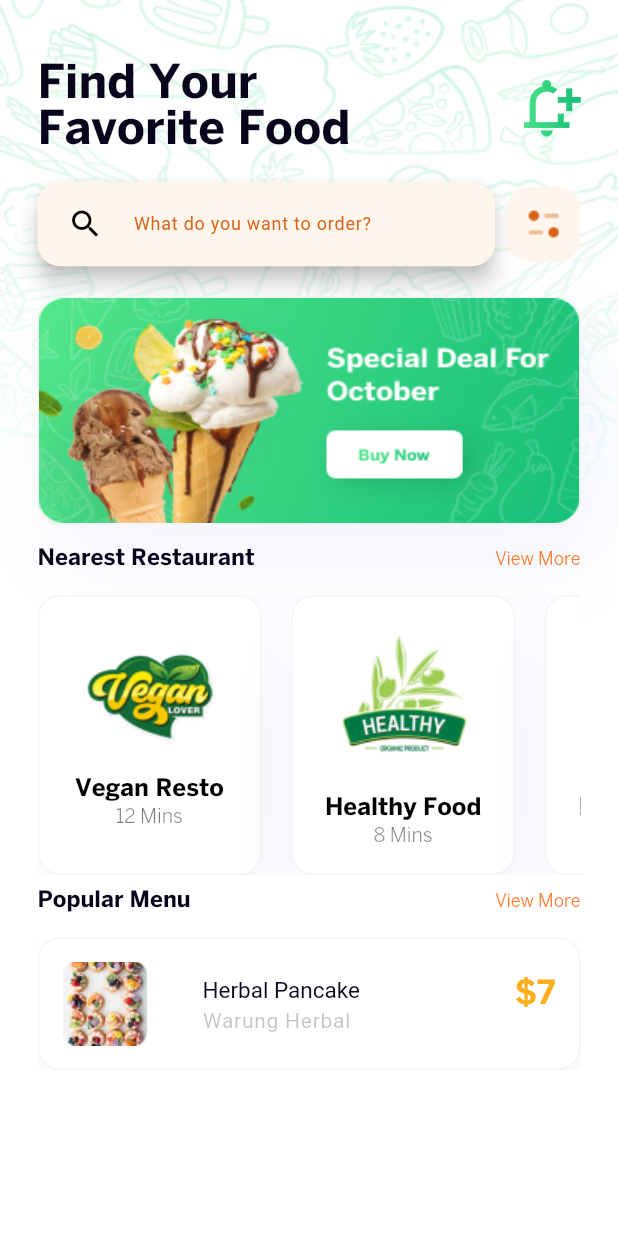
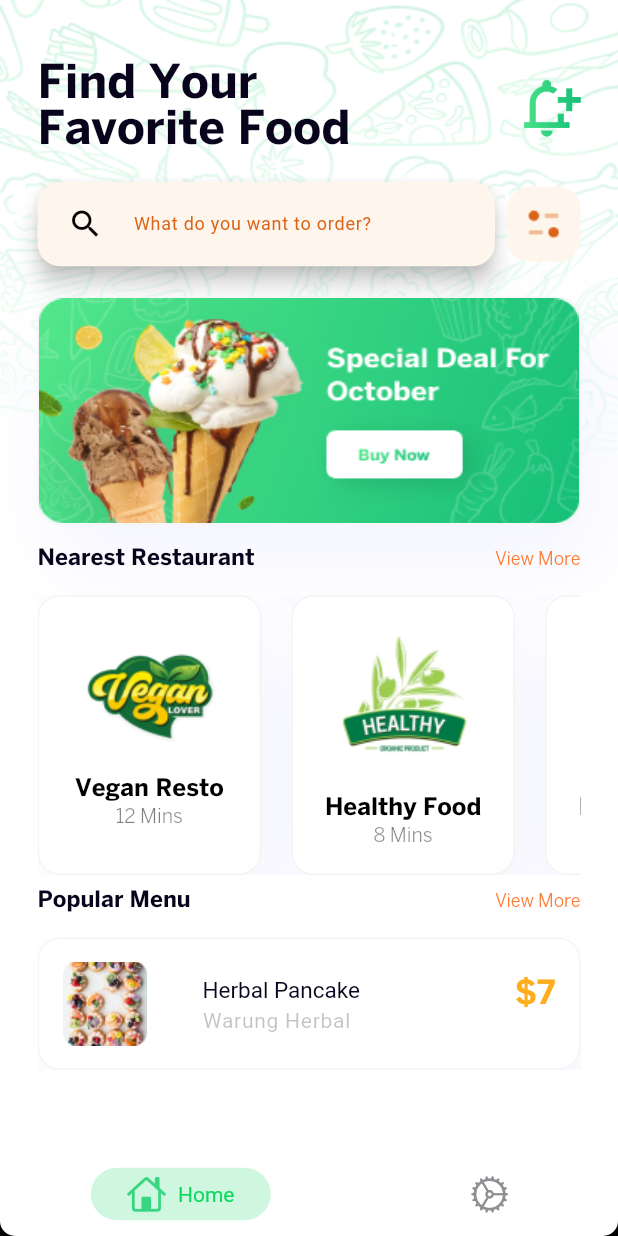
Before and after one commit to KingNarmar/food_delivery, a Flutter app: the screen it shows after launch, on a phone screen of 412 x 824 dp. Run offline on Flutter 3.47's test engine with Material 2 defaults, Android fonts, the phone set to English and light mode, and no system bars; drawn by our look-alikes of persistent_bottom_nav_bar; our stand-ins replace image_picker; Roboto replaces fonts that are missing (BentonSans Medium, BentonSans Regular).

Commit message:
Bottom Nav bar need to improve

```diff
--- a/lib/root/app_root.dart
+++ b/lib/root/app_root.dart
@@ -1,4 +1,5 @@
 import 'package:flutter/material.dart';
+import 'package:food_delivery/screens/bottom_nav_bar/bottom_nav_bar.dart';
 import 'package:food_delivery/screens/home_screen/home_screen.dart';
 import 'package:food_delivery/screens/login_screen/login_screen.dart';
 import 'package:food_delivery/screens/onBoarding1/on_boarding1.dart';
@@ -38,9 +39,10 @@ class MyApp extends StatelessWidget {
         "resetPassword": (context) => const ResetPasswordScreen(),
         "resetPasswordDone": (context) =>
             const RestPasswordSuccessNotification(),
-        "home": (context) => const HomeScreen()
+        "home": (context) => const HomeScreen(),
+        "bottomNavBar": (context) => BottomNavBarScreen()
       },
-      initialRoute: "home",
+      initialRoute: "bottomNavBar",
     );
   }
 }
--- /dev/null
+++ b/lib/screens/bottom_nav_bar/bottom_nav_bar.dart
@@ -0,0 +1,60 @@
+import 'package:flutter/cupertino.dart';
+import 'package:flutter/material.dart';
+import 'package:food_delivery/screens/home_screen/home_screen.dart';
+import 'package:food_delivery/screens/upload_photo_screen/upload_photo_screen.dart';
+import 'package:persistent_bottom_nav_bar/persistent_tab_view.dart';
+
+class BottomNavBarScreen extends StatelessWidget {
+  BottomNavBarScreen({super.key});
+
+  final _controller = PersistentTabController(initialIndex: 0);
+  final List<Widget> screens = [const HomeScreen(), const UploadPhotoScreen()];
+  @override
+  Widget build(BuildContext context) {
+    return PersistentTabView(
+      context,
+      screens: screens,
+      controller: _controller,
+      items: [
+        PersistentBottomNavBarItem(
+          icon: const Icon(CupertinoIcons.home, color: Color(0xff38D682)),
+          title: ("Home"),
+          textStyle: const TextStyle(color: Colors.black),
+          activeColorPrimary: const Color.fromARGB(255, 15, 217, 96),
+          inactiveColorPrimary: CupertinoColors.systemGrey,
+        ),
+        PersistentBottomNavBarItem(
+          icon: const Icon(CupertinoIcons.settings),
+          title: ("Settings"),
+          activeColorPrimary: const Color.fromARGB(255, 15, 217, 96),
+          inactiveColorPrimary: CupertinoColors.systemGrey,
+        ),
+      ],
+      confineInSafeArea: true,
+      backgroundColor: Colors.white,
+      handleAndroidBackButtonPress: true,
+      resizeToAvoidBottomInset: true,
+      stateManagement: true,
+      hideNavigationBarWhenKeyboardShows: true,
+      decoration: NavBarDecoration(
+        borderRadius: BorderRadius.circular(
+          10,
+        ),
+      ),
+      popAllScreensOnTapOfSelectedTab: true,
+      popActionScreens: PopActionScreensType.all,
+      itemAnimationProperties: const ItemAnimationProperties(
+        // Navigation Bar's items animation properties.
+        duration: Duration(milliseconds: 200),
+        curve: Curves.ease,
+      ),
+      screenTransitionAnimation: const ScreenTransitionAnimation(
+        // Screen transition animation on change of selected tab.
+        animateTabTransition: true,
+        curve: Curves.ease,
+        duration: Duration(milliseconds: 200),
+      ),
+      navBarStyle: NavBarStyle.style1,
+    );
+  }
+}
--- a/pubspec.yaml
+++ b/pubspec.yaml
@@ -36,6 +36,7 @@ dependencies:
   # Use with the CupertinoIcons class for iOS style icons.
   cupertino_icons: ^1.0.2
   image_picker: ^1.0.4
+  persistent_bottom_nav_bar: ^5.0.2
 
 dev_dependencies:
   flutter_test:
```
Also changed, not shown: pubspec.lock.
